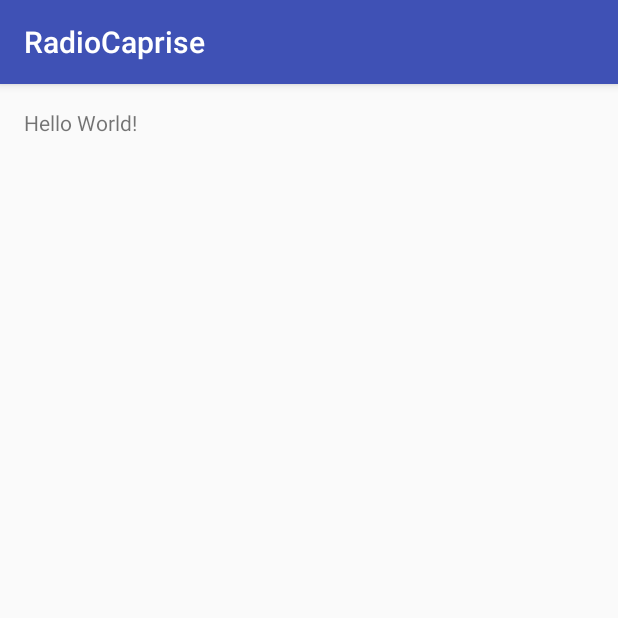
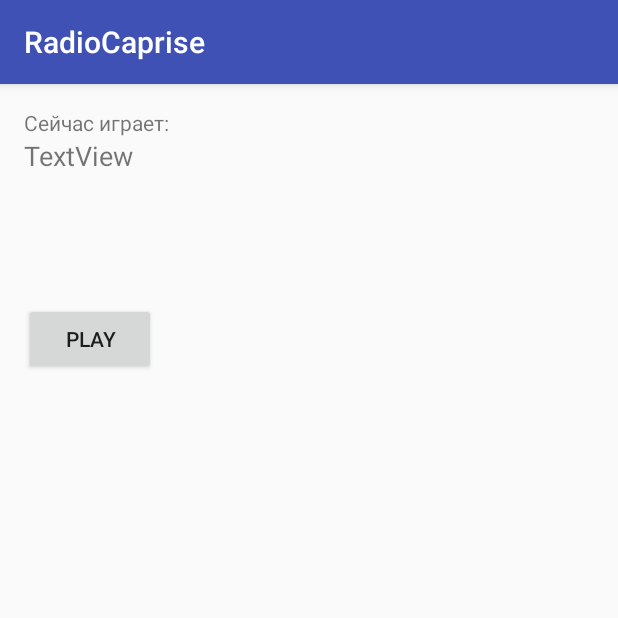
Before and after one commit to icewind666/android-radio-app, an Android app: the screen it shows after launch (MainActivity), on a phone screen of 412 x 824 dp, the top half of it. Run offline under Robolectric (Android 15) with nearby library versions, the phone set to English and light mode, and no system bars.

Commit message:
streaming service added. background playing. progress bar

```diff
--- a/RadioCaprise/app/src/main/AndroidManifest.xml
+++ b/RadioCaprise/app/src/main/AndroidManifest.xml
@@ -1,6 +1,7 @@
 <?xml version="1.0" encoding="utf-8"?>
 <manifest xmlns:android="http://schemas.android.com/apk/res/android"
     package="icewindinc.com.radiocaprise">
+    <uses-permission android:name="android.permission.INTERNET" />
 
     <application
         android:allowBackup="true"
@@ -15,6 +16,9 @@
                 <category android:name="android.intent.category.LAUNCHER" />
             </intent-filter>
         </activity>
+        <!--Service declared in manifest -->
+        <service android:name=".BackgroundSoundService"
+            android:exported="false"/>
     </application>
 
 </manifest>
--- a/RadioCaprise/app/src/main/java/icewindinc/com/radiocaprise/MainActivity.java
+++ b/RadioCaprise/app/src/main/java/icewindinc/com/radiocaprise/MainActivity.java
@@ -1,13 +1,55 @@
 package icewindinc.com.radiocaprise;
 
+import android.content.Intent;
+import android.media.AudioManager;
+import android.media.MediaPlayer;
+import android.net.Uri;
+import android.os.AsyncTask;
 import android.support.v7.app.AppCompatActivity;
 import android.os.Bundle;
+import android.view.View;
+import android.widget.Button;
+import android.widget.ProgressBar;
+
+import java.io.IOException;
 
 public class MainActivity extends AppCompatActivity {
+
+
+    private final static String stream = "http://bbcmedia.ic.llnwd.net/stream/bbcmedia_radio2_mf_p";
+    Button play;
+    ProgressBar progressBar;
+    boolean started = false;
+    boolean prepared = false;
+
 
     @Override
     protected void onCreate(Bundle savedInstanceState) {
         super.onCreate(savedInstanceState);
+
         setContentView(R.layout.activity_main);
+        play = (Button) findViewById(R.id.play);
+        progressBar = (ProgressBar) findViewById(R.id.progressBar);
+
+        play.setOnClickListener(new View.OnClickListener() {
+            @Override
+            public void onClick(View v) {
+
+                if (started) {
+                    Intent intent = new Intent(MainActivity.this, BackgroundSoundService.class);
+                    stopService(intent);
+                    progressBar.setVisibility(View.INVISIBLE);
+
+                    started = false;
+
+                } else {
+                    Intent intent = new Intent(MainActivity.this, BackgroundSoundService.class);
+                    intent.putExtra("stream", stream);
+                    progressBar.setVisibility(View.VISIBLE);
+                    startService(intent);
+                    started = true;
+                }
+            }
+        });
     }
 }
--- a/RadioCaprise/app/src/main/res/layout/activity_main.xml
+++ b/RadioCaprise/app/src/main/res/layout/activity_main.xml
@@ -13,5 +13,35 @@
     <TextView
         android:layout_width="wrap_content"
         android:layout_height="wrap_content"
-        android:text="Hello World!" />
+        android:text="Сейчас играет:"
+        android:id="@+id/textView" />
+
+    <TextView
+        android:text="TextView"
+        android:layout_width="wrap_content"
+        android:layout_height="wrap_content"
+        android:layout_below="@+id/textView"
+        android:layout_alignParentStart="true"
+        android:id="@+id/textView2"
+        android:layout_alignParentEnd="true"
+        android:textSize="18sp" />
+
+    <Button
+        android:text="Play"
+        android:layout_width="wrap_content"
+        android:layout_height="wrap_content"
+        android:layout_marginTop="86dp"
+        android:id="@+id/play"
+        android:layout_below="@+id/textView2"
+        android:layout_alignParentStart="true" />
+
+    <ProgressBar
+        style="@android:style/Widget.Material.Light.ProgressBar.Large"
+        android:layout_width="wrap_content"
+        android:layout_height="wrap_content"
+        android:layout_alignParentTop="true"
+        android:layout_alignParentEnd="true"
+        android:id="@+id/progressBar"
+        android:indeterminate="true"
+        android:visibility="invisible" />
 </RelativeLayout>
```
Also changed, not shown: RadioCaprise/app/src/main/java/icewindinc/com/radiocaprise/BackgroundSoundService.java (added, +81 -0 lines).
